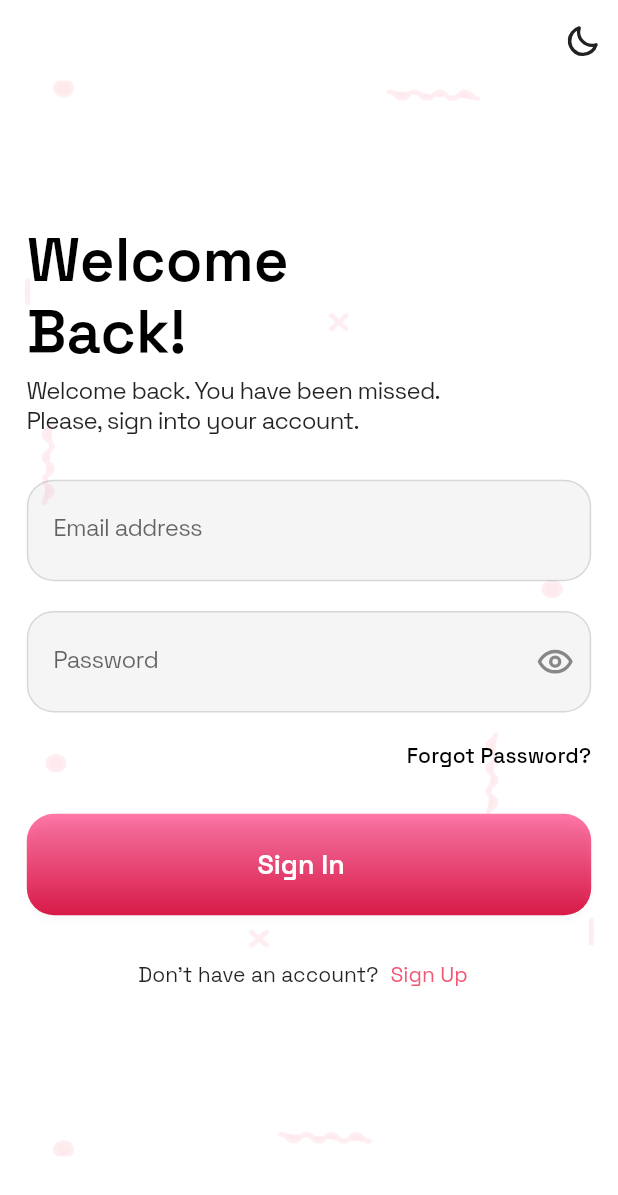
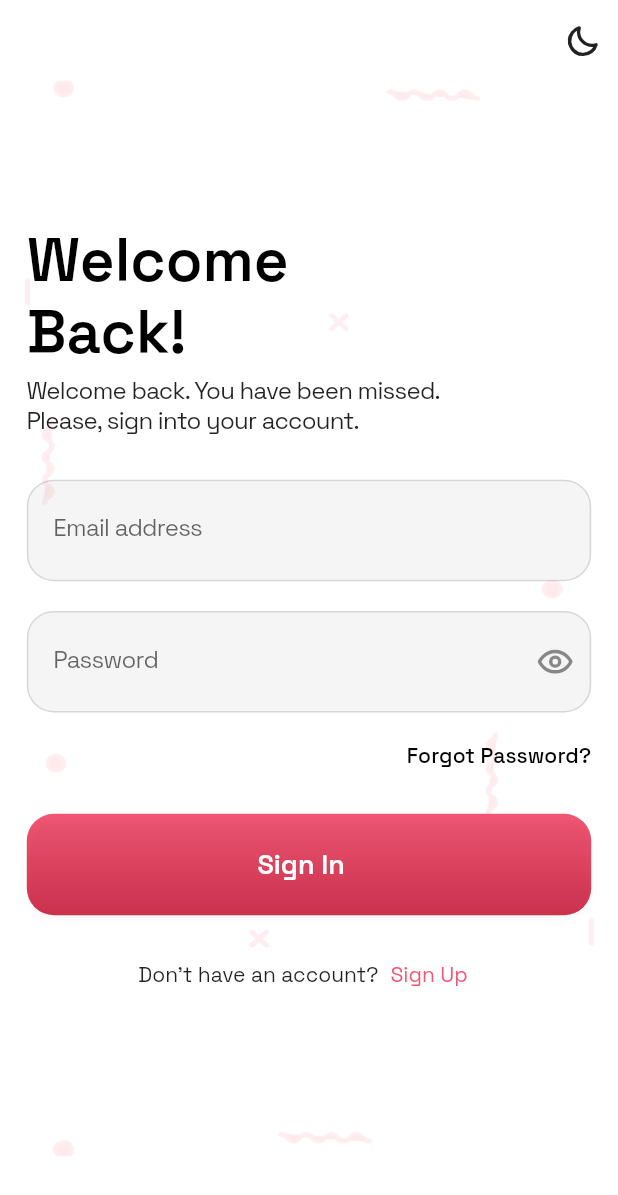
Before and after one commit to gettoknowdavid/jini-flutter, a Flutter app: the screen it shows after launch, on a phone screen of 412 x 824 dp. Shown: the top 1195 px of the screen. Run offline on Flutter 3.47's test engine with Material 2 defaults, Android fonts, the phone set to English and light mode, and no system bars; our stand-ins replace bloc, cloud_firestore, dartz, firebase_auth, firebase_core, flutter_bloc and 9 more; missing offline and left inert: cloud_firestore_odm, division, open_mail_app; accounts and stored records are empty.

Commit message:
Update j_button.dart

```diff
--- a/lib/presentation/core/widgets/j_button.dart
+++ b/lib/presentation/core/widgets/j_button.dart
@@ -23,7 +23,10 @@ class JButton extends StatelessWidget {
           : BoxDecoration(
               borderRadius: BorderRadius.circular(18).r,
               gradient: LinearGradient(
-                colors: [Color(0xffff78a9), Color(0xffdf1b49)],
+                colors: [
+                  Theme.of(context).primaryColor,
+                  Theme.of(context).primaryColorDark,
+                ],
                 begin: Alignment.topCenter,
                 end: Alignment.bottomCenter,
               ),
```
